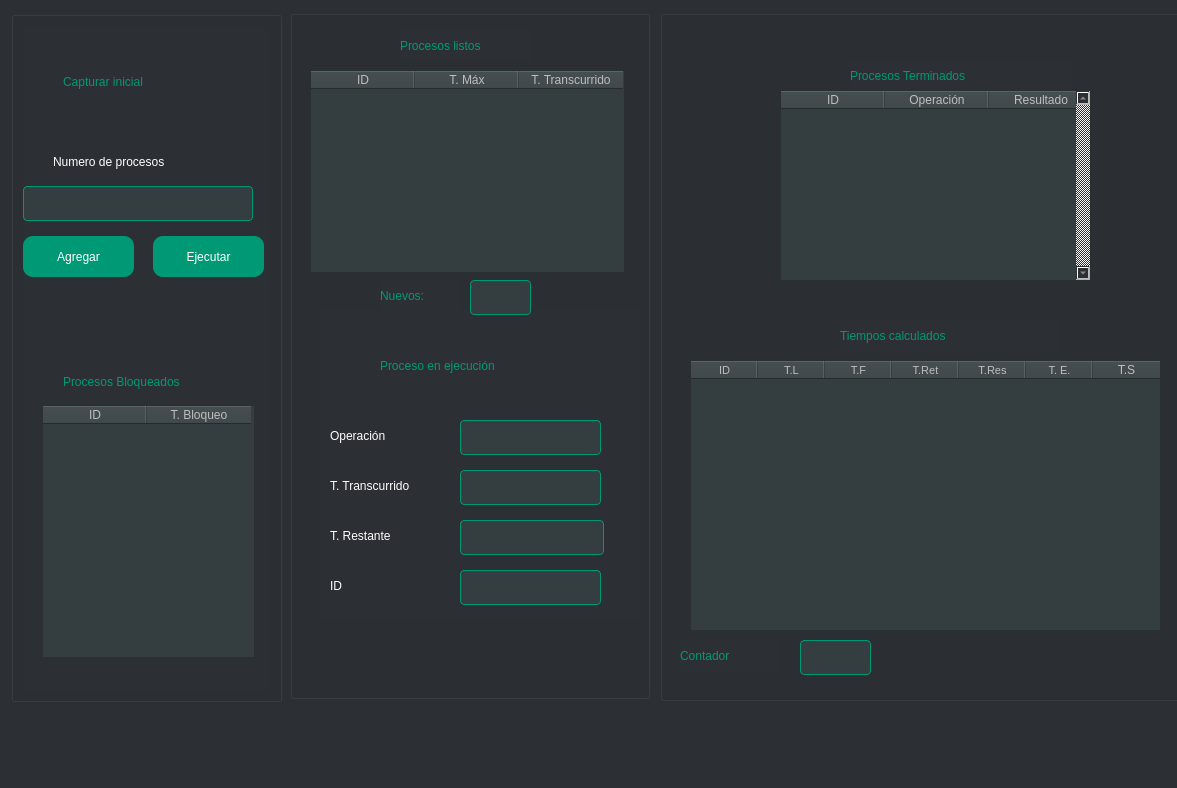
Qt form view/mainwindow.ui (IvanBM18/Batch-Processing) before a commit.
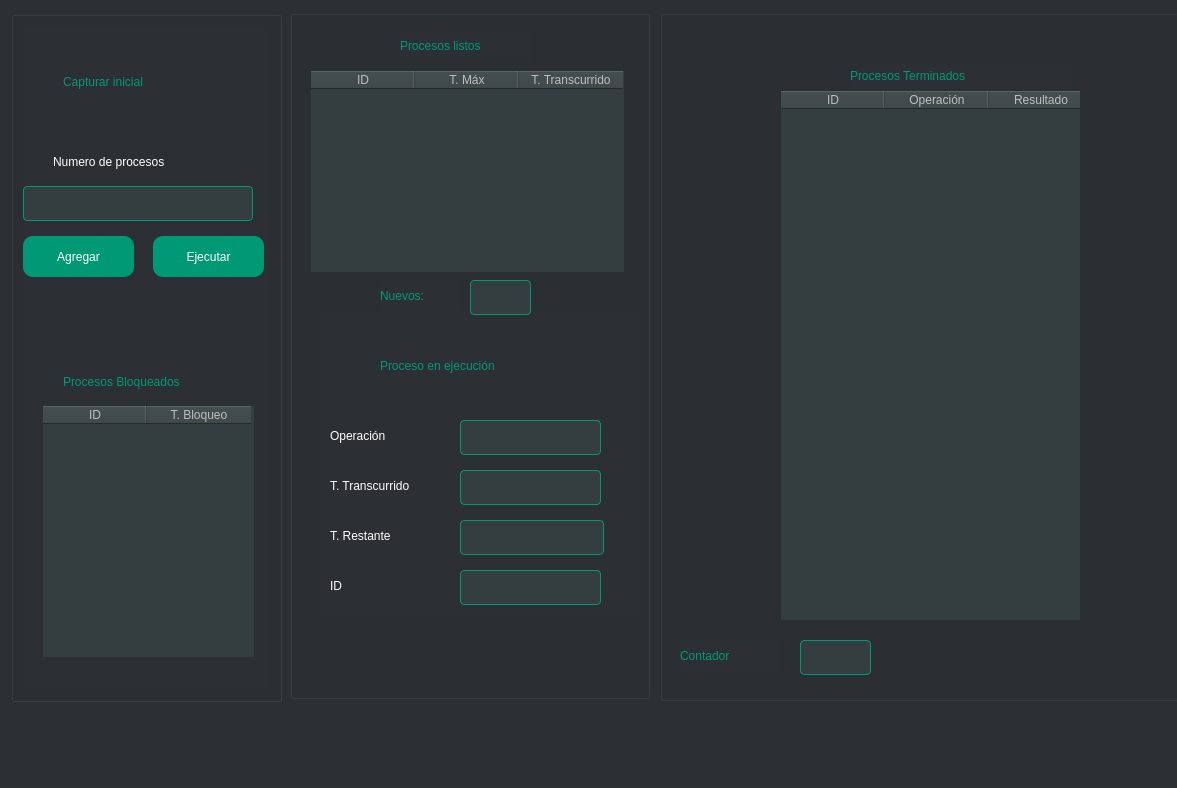
The same form after that commit.

Commit message: Passing Arguments to BCPTable

```diff
--- a/view/mainwindow.ui
+++ b/view/mainwindow.ui
@@ -715,15 +715,15 @@
       <rect>
        <x>120</x>
        <y>80</y>
-       <width>311</width>
-       <height>191</height>
+       <width>301</width>
+       <height>531</height>
       </rect>
      </property>
      <property name="styleSheet">
       <string notr="true">background-color: rgb(52, 62, 64);</string>
      </property>
      <property name="verticalScrollBarPolicy">
-      <enum>Qt::ScrollBarAlwaysOn</enum>
+      <enum>Qt::ScrollBarAsNeeded</enum>
      </property>
      <property name="horizontalScrollBarPolicy">
       <enum>Qt::ScrollBarAlwaysOff</enum>
@@ -806,182 +806,6 @@
       <string/>
      </property>
     </widget>
-    <widget class="QLabel" name="label_titulo_TiempoC">
-     <property name="geometry">
-      <rect>
-       <x>180</x>
-       <y>310</y>
-       <width>221</width>
-       <height>31</height>
-      </rect>
-     </property>
-     <property name="styleSheet">
-      <string notr="true">color:rgb(0, 153, 117);
-
-font: 63 13pt &quot;Segoe UI Semibold&quot;;
-</string>
-     </property>
-     <property name="text">
-      <string>Tiempos calculados</string>
-     </property>
-    </widget>
-    <widget class="QTableWidget" name="tablePTimeStats">
-     <property name="enabled">
-      <bool>false</bool>
-     </property>
-     <property name="geometry">
-      <rect>
-       <x>30</x>
-       <y>350</y>
-       <width>471</width>
-       <height>271</height>
-      </rect>
-     </property>
-     <property name="acceptDrops">
-      <bool>true</bool>
-     </property>
-     <property name="autoFillBackground">
-      <bool>true</bool>
-     </property>
-     <property name="styleSheet">
-      <string notr="true">background-color: rgb(52, 62, 64);</string>
-     </property>
-     <property name="frameShadow">
-      <enum>QFrame::Raised</enum>
-     </property>
-     <property name="horizontalScrollBarPolicy">
-      <enum>Qt::ScrollBarAlwaysOff</enum>
-     </property>
-     <property name="sizeAdjustPolicy">
-      <enum>QAbstractScrollArea::AdjustToContents</enum>
-     </property>
-     <property name="autoScroll">
-      <bool>true</bool>
-     </property>
-     <property name="autoScrollMargin">
-      <number>8</number>
-     </property>
-     <property name="tabKeyNavigation">
-      <bool>false</bool>
-     </property>
-     <property name="showDropIndicator" stdset="0">
-      <bool>false</bool>
-     </property>
-     <property name="dragEnabled">
-      <bool>true</bool>
-     </property>
-     <property name="dragDropMode">
-      <enum>QAbstractItemView::DragOnly</enum>
-     </property>
-     <property name="alternatingRowColors">
-      <bool>false</bool>
-     </property>
-     <property name="showGrid">
-      <bool>true</bool>
-     </property>
-     <property name="wordWrap">
-      <bool>true</bool>
-     </property>
-     <attribute name="horizontalHeaderVisible">
-      <bool>true</bool>
-     </attribute>
-     <attribute name="horizontalHeaderCascadingSectionResizes">
-      <bool>true</bool>
-     </attribute>
-     <attribute name="horizontalHeaderMinimumSectionSize">
-      <number>25</number>
-     </attribute>
-     <attribute name="horizontalHeaderDefaultSectionSize">
-      <number>67</number>
-     </attribute>
-     <attribute name="horizontalHeaderHighlightSections">
-      <bool>true</bool>
-     </attribute>
-     <attribute name="horizontalHeaderShowSortIndicator" stdset="0">
-      <bool>true</bool>
-     </attribute>
-     <attribute name="horizontalHeaderStretchLastSection">
-      <bool>true</bool>
-     </attribute>
-     <attribute name="verticalHeaderVisible">
-      <bool>false</bool>
-     </attribute>
-     <attribute name="verticalHeaderCascadingSectionResizes">
-      <bool>false</bool>
-     </attribute>
-     <attribute name="verticalHeaderHighlightSections">
-      <bool>false</bool>
-     </attribute>
-     <attribute name="verticalHeaderShowSortIndicator" stdset="0">
-      <bool>false</bool>
-     </attribute>
-     <column>
-      <property name="text">
-       <string notr="true">ID</string>
-      </property>
-      <property name="font">
-       <font>
-        <pointsize>8</pointsize>
-        <kerning>false</kerning>
-       </font>
-      </property>
-     </column>
-     <column>
-      <property name="text">
-       <string>T.L</string>
-      </property>
-      <property name="font">
-       <font>
-        <pointsize>8</pointsize>
-       </font>
-      </property>
-     </column>
-     <column>
-      <property name="text">
-       <string notr="true">T.F</string>
-      </property>
-      <property name="font">
-       <font>
-        <pointsize>8</pointsize>
-       </font>
-      </property>
-     </column>
-     <column>
-      <property name="text">
-       <string>T.Ret</string>
-      </property>
-      <property name="font">
-       <font>
-        <pointsize>8</pointsize>
-       </font>
-      </property>
-     </column>
-     <column>
-      <property name="text">
-       <string>T.Res</string>
-      </property>
-      <property name="font">
-       <font>
-        <pointsize>8</pointsize>
-       </font>
-      </property>
-     </column>
-     <column>
-      <property name="text">
-       <string>T. E.</string>
-      </property>
-      <property name="font">
-       <font>
-        <pointsize>8</pointsize>
-       </font>
-      </property>
-     </column>
-     <column>
-      <property name="text">
-       <string>T.S</string>
-      </property>
-     </column>
-    </widget>
    </widget>
   </widget>
   <widget class="QMenuBar" name="menubar">
```
Left out of the diff: 2 changed lines with no effect on the pictures. The commit also changes 7 other files.
